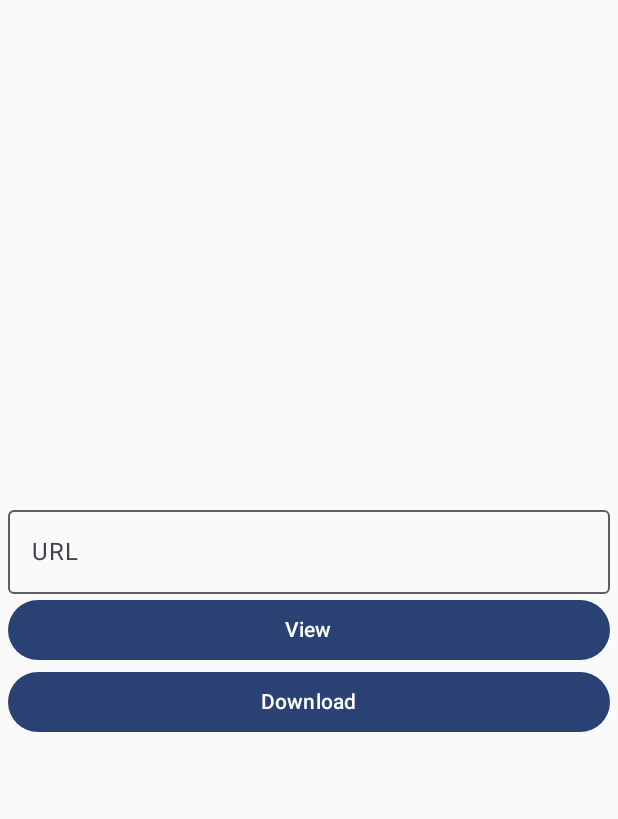
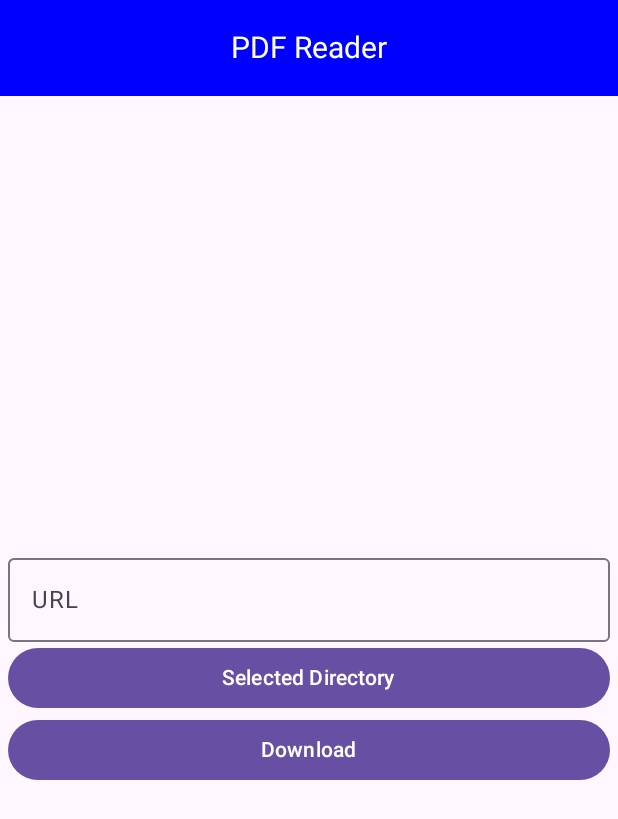
Before and after one commit to nirvikBasnet/pdf-download-read, an Android app built with Jetpack Compose: the screen it shows after launch (MainActivity), after a tap on "Download", on a phone screen of 412 x 824 dp. Shown: the top 819 px of the screen. Run offline under Robolectric (Android 15) with nearby library versions, the phone set to English and light mode, and no system bars; 2 statements that could not run were skipped.

Commit message:
Download PDF using SAF & UI changes completed

```diff
--- a/app/build.gradle
+++ b/app/build.gradle
@@ -60,6 +60,7 @@ dependencies {
     implementation 'androidx.compose.ui:ui-tooling-preview'
     implementation 'androidx.compose.material3:material3'
     implementation 'androidx.core:core-ktx:+'
+    implementation 'androidx.documentfile:documentfile:1.0.1'
     testImplementation 'junit:junit:4.13.2'
     androidTestImplementation 'androidx.test.ext:junit:1.1.5'
     androidTestImplementation 'androidx.test.espresso:espresso-core:3.5.1'
--- a/app/src/main/AndroidManifest.xml
+++ b/app/src/main/AndroidManifest.xml
@@ -3,6 +3,7 @@
     xmlns:tools="http://schemas.android.com/tools">
 
     <uses-permission android:name="android.permission.INTERNET"/>
+
 
     <application
         android:allowBackup="true"
--- a/app/src/main/java/com/nirvikbasnet/pdfreader/MainActivity.kt
+++ b/app/src/main/java/com/nirvikbasnet/pdfreader/MainActivity.kt
@@ -3,18 +3,44 @@ package com.nirvikbasnet.pdfreader
 import android.os.Bundle
 import androidx.activity.ComponentActivity
 import androidx.activity.compose.setContent
+import androidx.compose.material3.CenterAlignedTopAppBar
+import androidx.compose.material3.ExperimentalMaterial3Api
+import androidx.compose.material3.Scaffold
+import androidx.compose.material3.Text
+import androidx.compose.material3.TopAppBarDefaults
+import androidx.compose.ui.graphics.Color
+import androidx.compose.ui.unit.sp
+import androidx.lifecycle.ViewModelProvider
 import com.nirvikbasnet.pdfreader.ui.navigation.PdfReaderNavigation
-import com.nirvikbasnet.pdfreader.ui.theme.PDFREADERTheme
+import com.nirvikbasnet.pdfreader.ui.screen.viewModel.DownloadPdfViewModel
 
 class MainActivity : ComponentActivity() {
 
+
+    @OptIn(ExperimentalMaterial3Api::class)
     override fun onCreate(savedInstanceState: Bundle?) {
         super.onCreate(savedInstanceState)
         setContent {
-            PDFREADERTheme {
+                Scaffold(
+                    topBar = {
+                        CenterAlignedTopAppBar(
+                            title = {
+                                Text(
+                                    text = "PDF Reader",
+                                    color = Color.White,
+                                    fontSize = 20.sp
 
-                PdfReaderNavigation()
+                                )
+                            },
+                            colors = TopAppBarDefaults.centerAlignedTopAppBarColors(containerColor = Color.Blue)
+                        )
+                    }){
+                    val viewModel = ViewModelProvider(this).get(DownloadPdfViewModel::class.java)
+
+                    PdfReaderNavigation(it,viewModel)
+                }
+
+
             }
         }
     }
-}
--- a/app/src/main/java/com/nirvikbasnet/pdfreader/ui/navigation/PdfReaderNavigation.kt
+++ b/app/src/main/java/com/nirvikbasnet/pdfreader/ui/navigation/PdfReaderNavigation.kt
@@ -1,6 +1,9 @@
 package com.nirvikbasnet.pdfreader.ui.navigation
 
+import androidx.compose.foundation.layout.PaddingValues
+import androidx.compose.foundation.layout.padding
 import androidx.compose.runtime.Composable
+import androidx.compose.ui.Modifier
 import androidx.navigation.NavType
 import androidx.navigation.compose.NavHost
 import androidx.navigation.compose.composable
@@ -8,22 +11,23 @@ import androidx.navigation.compose.rememberNavController
 import androidx.navigation.navArgument
 import com.nirvikbasnet.pdfreader.ui.screen.HomeScreen
 import com.nirvikbasnet.pdfreader.ui.screen.LoadURLScreen
+import com.nirvikbasnet.pdfreader.ui.screen.viewModel.DownloadPdfViewModel
 
 @Composable
-fun PdfReaderNavigation(){
+fun PdfReaderNavigation(paddingValues: PaddingValues,viewModel: DownloadPdfViewModel){
 
     val navController = rememberNavController()
 
 
-    NavHost(navController = navController, startDestination = "home"){
+    NavHost(modifier = Modifier.padding(paddingValues), navController = navController, startDestination = "home"){
         composable("home"){
-            HomeScreen(navController)
+            HomeScreen(navController,viewModel)
         }
-        composable("LoadURLScreen/{url}",
-        arguments = listOf(navArgument("url"){type = NavType.StringType})
-        ){
-            LoadURLScreen(navController, it.arguments?.getString("url"))
-        }
+//        composable("LoadURLScreen/{url}",
+//        arguments = listOf(navArgument("url"){type = NavType.StringType})
+//        ){
+//            LoadURLScreen(navController, it.arguments?.getString("url"))
+//        }
     }
 
 }
--- a/app/src/main/java/com/nirvikbasnet/pdfreader/ui/screen/HomeScreen.kt
+++ b/app/src/main/java/com/nirvikbasnet/pdfreader/ui/screen/HomeScreen.kt
@@ -1,31 +1,50 @@
 package com.nirvikbasnet.pdfreader.ui.screen
 
+import android.net.Uri
+import androidx.activity.compose.rememberLauncherForActivityResult
+import androidx.activity.result.contract.ActivityResultContracts
 import androidx.compose.foundation.layout.Arrangement
 import androidx.compose.foundation.layout.Column
 import androidx.compose.foundation.layout.fillMaxHeight
 import androidx.compose.foundation.layout.fillMaxWidth
 import androidx.compose.foundation.layout.padding
 import androidx.compose.material3.Button
+import androidx.compose.material3.CircularProgressIndicator
 import androidx.compose.material3.ExperimentalMaterial3Api
 import androidx.compose.material3.OutlinedTextField
 import androidx.compose.material3.Text
 import androidx.compose.runtime.Composable
+import androidx.compose.runtime.collectAsState
+import androidx.compose.runtime.getValue
+import androidx.compose.runtime.mutableIntStateOf
 import androidx.compose.runtime.mutableStateOf
 import androidx.compose.runtime.remember
+import androidx.compose.runtime.setValue
 import androidx.compose.ui.Alignment
 import androidx.compose.ui.Modifier
+import androidx.compose.ui.platform.LocalContext
 import androidx.compose.ui.unit.dp
 import androidx.navigation.NavController
+import com.nirvikbasnet.pdfreader.ui.screen.viewModel.DownloadPdfViewModel
 import java.net.URLEncoder
-import java.nio.charset.StandardCharsets
 
 @OptIn(ExperimentalMaterial3Api::class)
 @Composable
-fun HomeScreen(navController: NavController){
+fun HomeScreen(navController: NavController,viewModel: DownloadPdfViewModel){
     val url = remember { mutableStateOf("") }
+
+    var selectedDirectoryUri by remember { mutableStateOf<Uri?>(null) }
+    var context = LocalContext.current
 
     //need to encode because url contains :// which will throw an exception
     val encodedUrl = URLEncoder.encode(url.value,"utf-8")
+
+    //SAF, open directory and select a place to save
+    val directoryPickerLauncher = rememberLauncherForActivityResult(
+        contract = ActivityResultContracts.OpenDocumentTree()
+    ) { uri ->
+        selectedDirectoryUri = uri
+    }
 
     Column (modifier = Modifier.padding(5.dp)
         .fillMaxWidth().fillMaxHeight(), horizontalAlignment = Alignment.CenterHorizontally,
@@ -34,12 +53,14 @@ fun HomeScreen(navController: NavController){
         OutlinedTextField(modifier = Modifier.fillMaxWidth(), value = url.value, onValueChange = {url.value=it}, label = {
             Text("URL")
         })
-        Button(modifier = Modifier.fillMaxWidth(), onClick = {navController.navigate("LoadURLScreen/$encodedUrl")}){
-            Text("View")
+        Button(modifier = Modifier.fillMaxWidth(),onClick = { directoryPickerLauncher.launch(null)}){
+            Text("Selected Directory")
         }
-        Button(modifier = Modifier.fillMaxWidth(),onClick = {}){
+        Button(modifier = Modifier.fillMaxWidth(),onClick = {  viewModel.downloadPdf(context, url.value, "ABC", selectedDirectoryUri)}){
             Text("Download")
         }
+
     }
 
+
 }
--- a/app/src/main/java/com/nirvikbasnet/pdfreader/ui/screen/LoadURLScreen.kt
+++ b/app/src/main/java/com/nirvikbasnet/pdfreader/ui/screen/LoadURLScreen.kt
@@ -1,5 +1,6 @@
 package com.nirvikbasnet.pdfreader.ui.screen
 
+import android.app.DownloadManager
 import android.view.ViewGroup
 import android.webkit.WebView
 import android.webkit.WebViewClient
@@ -32,34 +33,18 @@ fun LoadURLScreen(navController: NavController, url: String?){
 @Composable
 fun MainContent(url: String) {
 
-    Scaffold(
-        topBar = {
-            CenterAlignedTopAppBar(
-                title = {
-                    Text(
-                        text = "PDF Reader",
-                        color = Color.White,
-                        fontSize = 20.sp
-
-                    )
-                },
-                colors = TopAppBarDefaults.centerAlignedTopAppBarColors(containerColor = Color.Blue)
-            )
-        }) { MyContent(paddingValues = it,url) }
+     MyContent( url)
 
 }
 
 
 @Composable
-fun MyContent(paddingValues: PaddingValues, url: String) {
+fun MyContent(url: String) {
 
     // Declare a string that contains a url
     val mUrl = url
 
-    // Adding a WebView inside AndroidView
-    // with layout as full screen
     AndroidView(
-        modifier = Modifier.padding(paddingValues),
         factory = {
             WebView(it).apply {
                 layoutParams = ViewGroup.LayoutParams(
--- /dev/null
+++ b/app/src/main/java/com/nirvikbasnet/pdfreader/ui/screen/viewModel/DownloadPdfViewModel.kt
@@ -0,0 +1,55 @@
+package com.nirvikbasnet.pdfreader.ui.screen.viewModel
+
+import android.app.DownloadManager
+import android.content.Context
+import android.net.Uri
+import android.os.Environment
+import androidx.documentfile.provider.DocumentFile
+import androidx.lifecycle.LiveData
+import androidx.lifecycle.MutableLiveData
+import androidx.lifecycle.ViewModel
+import kotlinx.coroutines.Dispatchers
+import kotlinx.coroutines.GlobalScope
+import kotlinx.coroutines.flow.MutableStateFlow
+import kotlinx.coroutines.flow.StateFlow
+import kotlinx.coroutines.launch
+import java.io.BufferedInputStream
+import java.io.FileOutputStream
+import java.net.URL
+
+class DownloadPdfViewModel : ViewModel() {
+
+    private val _downloadStatus = MutableStateFlow<DownloadStatus?>(null)
+    val downloadStatus: StateFlow<DownloadStatus?> = _downloadStatus
+
+    fun downloadPdf(context: Context, pdfUrl: String, pdfTitle: String, directoryUri: Uri?) {
+        val downloadManager = context.getSystemService(Context.DOWNLOAD_SERVICE) as DownloadManager
+
+        val request = DownloadManager.Request(Uri.parse(pdfUrl))
+            .setTitle(pdfTitle)
+            .setMimeType("application/pdf")
+            .setNotificationVisibility(DownloadManager.Request.VISIBILITY_VISIBLE_NOTIFY_COMPLETED)
+
+        // Set the destination directory to the selected directory URI
+        if (directoryUri != null) {
+            val directory = DocumentFile.fromTreeUri(context, directoryUri)
+            if (directory != null && directory.exists() && directory.isDirectory) {
+                request.setDestinationInExternalFilesDir(
+                    context,
+                    Environment.DIRECTORY_DOWNLOADS,
+                    pdfTitle
+                )
+            }
+        }
+
+        val downloadId = downloadManager.enqueue(request)
+
+        // Store download status for observing in the Composable
+        _downloadStatus.value = DownloadStatus(downloadId)
+    }
+
+
+
+}
+
+data class DownloadStatus(val downloadId: Long)
--- a/app/src/main/java/com/nirvikbasnet/pdfreader/ui/screen/viewModel/URLViewModel.kt
+++ /dev/null
@@ -1,7 +0,0 @@
-package com.nirvikbasnet.pdfreader.ui.screen.viewModel
-
-import androidx.lifecycle.ViewModel
-
-class URLViewModel : ViewModel() {
-    //todo: Implement url
-}
--- a/app/src/main/java/com/nirvikbasnet/pdfreader/ui/theme/Color.kt
+++ /dev/null
@@ -1,11 +0,0 @@
-package com.nirvikbasnet.pdfreader.ui.theme
-
-import androidx.compose.ui.graphics.Color
-
-val Purple80 = Color(0xFFD0BCFF)
-val PurpleGrey80 = Color(0xFFCCC2DC)
-val Pink80 = Color(0xFFEFB8C8)
-
-val Purple40 = Color(0xFF6650a4)
-val PurpleGrey40 = Color(0xFF625b71)
-val Pink40 = Color(0xFF7D5260)
--- a/app/src/main/java/com/nirvikbasnet/pdfreader/ui/theme/Theme.kt
+++ /dev/null
@@ -1,70 +0,0 @@
-package com.nirvikbasnet.pdfreader.ui.theme
-
-import android.app.Activity
-import android.os.Build
-import androidx.compose.foundation.isSystemInDarkTheme
-import androidx.compose.material3.MaterialTheme
-import androidx.compose.material3.darkColorScheme
-import androidx.compose.material3.dynamicDarkColorScheme
-import androidx.compose.material3.dynamicLightColorScheme
-import androidx.compose.material3.lightColorScheme
-import androidx.compose.runtime.Composable
-import androidx.compose.runtime.SideEffect
-import androidx.compose.ui.graphics.toArgb
-import androidx.compose.ui.platform.LocalContext
-import androidx.compose.ui.platform.LocalView
-import androidx.core.view.WindowCompat
-
-private val DarkColorScheme = darkColorScheme(
-    primary = Purple80,
-    secondary = PurpleGrey80,
-    tertiary = Pink80
-)
-
-private val LightColorScheme = lightColorScheme(
-    primary = Purple40,
-    secondary = PurpleGrey40,
-    tertiary = Pink40
-
-    /* Other default colors to override
-    background = Color(0xFFFFFBFE),
-    surface = Color(0xFFFFFBFE),
-    onPrimary = Color.White,
-    onSecondary = Color.White,
-    onTertiary = Color.White,
-    onBackground = Color(0xFF1C1B1F),
-    onSurface = Color(0xFF1C1B1F),
-    */
-)
-
-@Composable
-fun PDFREADERTheme(
-    darkTheme: Boolean = isSystemInDarkTheme(),
-    // Dynamic color is available on Android 12+
-    dynamicColor: Boolean = true,
-    content: @Composable () -> Unit
-) {
-    val colorScheme = when {
-        dynamicColor && Build.VERSION.SDK_INT >= Build.VERSION_CODES.S -> {
-            val context = LocalContext.current
-            if (darkTheme) dynamicDarkColorScheme(context) else dynamicLightColorScheme(context)
-        }
-
-        darkTheme -> DarkColorScheme
-        else -> LightColorScheme
-    }
-    val view = LocalView.current
-    if (!view.isInEditMode) {
-        SideEffect {
-            val window = (view.context as Activity).window
-            window.statusBarColor = colorScheme.primary.toArgb()
-            WindowCompat.getInsetsController(window, view).isAppearanceLightStatusBars = darkTheme
-        }
-    }
-
-    MaterialTheme(
-        colorScheme = colorScheme,
-        typography = Typography,
-        content = content
-    )
-}
--- a/app/src/main/java/com/nirvikbasnet/pdfreader/ui/theme/Type.kt
+++ /dev/null
@@ -1,34 +0,0 @@
-package com.nirvikbasnet.pdfreader.ui.theme
-
-import androidx.compose.material3.Typography
-import androidx.compose.ui.text.TextStyle
-import androidx.compose.ui.text.font.FontFamily
-import androidx.compose.ui.text.font.FontWeight
-import androidx.compose.ui.unit.sp
-
-// Set of Material typography styles to start with
-val Typography = Typography(
-    bodyLarge = TextStyle(
-        fontFamily = FontFamily.Default,
-        fontWeight = FontWeight.Normal,
-        fontSize = 16.sp,
-        lineHeight = 24.sp,
-        letterSpacing = 0.5.sp
-    )
-    /* Other default text styles to override
-    titleLarge = TextStyle(
-        fontFamily = FontFamily.Default,
-        fontWeight = FontWeight.Normal,
-        fontSize = 22.sp,
-        lineHeight = 28.sp,
-        letterSpacing = 0.sp
-    ),
-    labelSmall = TextStyle(
-        fontFamily = FontFamily.Default,
-        fontWeight = FontWeight.Medium,
-        fontSize = 11.sp,
-        lineHeight = 16.sp,
-        letterSpacing = 0.5.sp
-    )
-    */
-)
--- a/app/src/main/res/values/strings.xml
+++ b/app/src/main/res/values/strings.xml
@@ -1,3 +1,3 @@
 <resources>
-    <string name="app_name">PDFREADER</string>
+    <string name="app_name">PdfReader</string>
 </resources>
```
